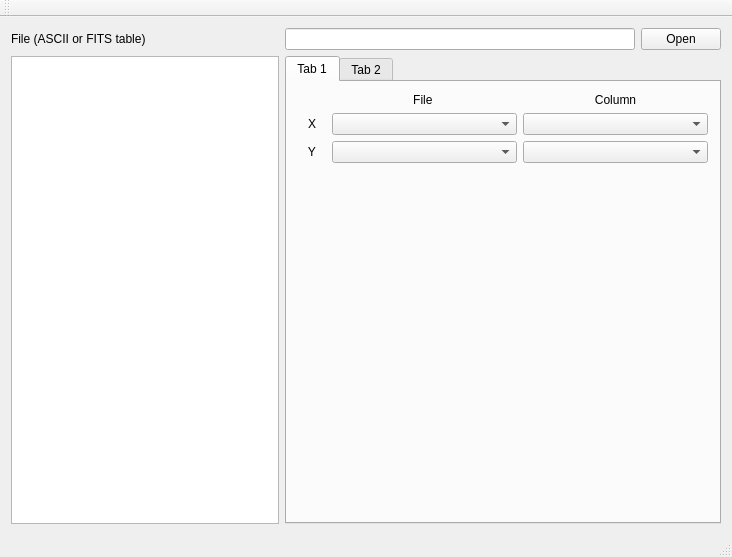
Above: src/plot1d_window.ui from lposti/QPyloT before the change. Below: the same form after it.
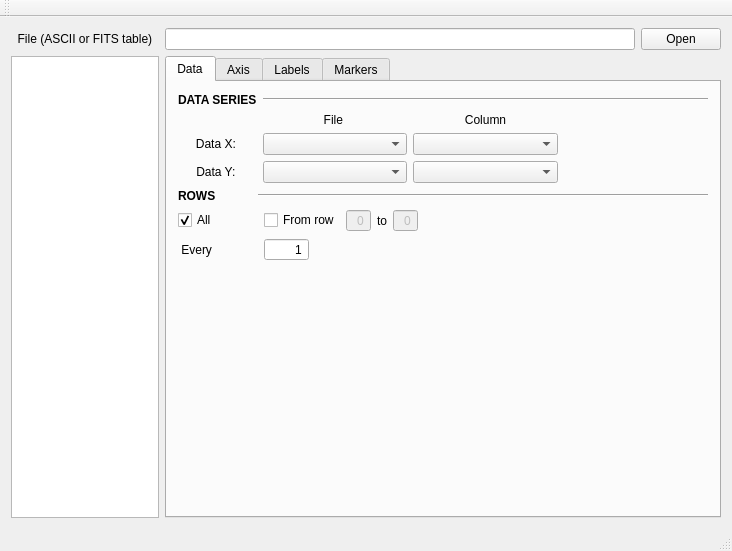
That is the form after the change.

```diff
--- a/src/plot1d_window.ui
+++ b/src/plot1d_window.ui
@@ -7,7 +7,7 @@
     <x>0</x>
     <y>0</y>
     <width>732</width>
-    <height>557</height>
+    <height>551</height>
    </rect>
   </property>
   <property name="windowTitle">
@@ -17,27 +17,34 @@
    <layout class="QHBoxLayout" name="horizontalLayout">
     <item>
      <layout class="QGridLayout" name="gridLayout_4">
-      <item row="1" column="0">
-       <widget class="QListWidget" name="listWidget"/>
+      <item row="1" column="1">
+       <widget class="QListWidget" name="listWidget">
+        <property name="sizePolicy">
+         <sizepolicy hsizetype="Ignored" vsizetype="Expanding">
+          <horstretch>0</horstretch>
+          <verstretch>0</verstretch>
+         </sizepolicy>
+        </property>
+       </widget>
       </item>
-      <item row="0" column="1">
+      <item row="0" column="2">
        <widget class="QLineEdit" name="File_lineEdit"/>
       </item>
-      <item row="0" column="0">
+      <item row="0" column="1">
        <widget class="QLabel" name="File_label">
         <property name="text">
-         <string>File (ASCII or FITS table)</string>
+         <string>  File (ASCII or FITS table)  </string>
         </property>
        </widget>
       </item>
-      <item row="0" column="2">
+      <item row="0" column="3">
        <widget class="QPushButton" name="File_pushButton">
         <property name="text">
          <string>Open</string>
         </property>
        </widget>
       </item>
-      <item row="1" column="1" colspan="2">
+      <item row="1" column="2" colspan="2">
        <widget class="QTabWidget" name="tabWidget">
         <property name="autoFillBackground">
          <bool>false</bool>
@@ -51,20 +58,43 @@
         <property name="currentIndex">
          <number>0</number>
         </property>
-        <widget class="QWidget" name="tab">
+        <widget class="QWidget" name="Data_tab">
          <attribute name="title">
-          <string>Tab 1</string>
+          <string>Data</string>
          </attribute>
          <layout class="QVBoxLayout" name="verticalLayout_2">
           <item>
            <layout class="QGridLayout" name="gridLayout_5">
             <item row="1" column="1">
-             <widget class="QComboBox" name="comboBox"/>
+             <widget class="QLabel" name="label_15">
+              <property name="sizePolicy">
+               <sizepolicy hsizetype="Preferred" vsizetype="Preferred">
+                <horstretch>0</horstretch>
+                <verstretch>0</verstretch>
+               </sizepolicy>
+              </property>
+              <property name="text">
+               <string>File </string>
+              </property>
+              <property name="alignment">
+               <set>Qt::AlignCenter</set>
+              </property>
+             </widget>
             </item>
-            <item row="1" column="0">
+            <item row="2" column="1">
+             <widget class="QComboBox" name="X_file_comboBox">
+              <property name="sizePolicy">
+               <sizepolicy hsizetype="MinimumExpanding" vsizetype="Fixed">
+                <horstretch>0</horstretch>
+                <verstretch>0</verstretch>
+               </sizepolicy>
+              </property>
+             </widget>
+            </item>
+            <item row="2" column="0">
              <widget class="QLabel" name="label_13">
               <property name="sizePolicy">
-               <sizepolicy hsizetype="Maximum" vsizetype="Preferred">
+               <sizepolicy hsizetype="Preferred" vsizetype="Preferred">
                 <horstretch>0</horstretch>
                 <verstretch>0</verstretch>
                </sizepolicy>
@@ -73,43 +103,54 @@
                <enum>QFrame::NoFrame</enum>
               </property>
               <property name="text">
-               <string>   X   </string>
+               <string>Data X: </string>
               </property>
               <property name="alignment">
                <set>Qt::AlignCenter</set>
               </property>
              </widget>
             </item>
-            <item row="2" column="1">
-             <widget class="QComboBox" name="comboBox_3"/>
+            <item row="3" column="1">
+             <widget class="QComboBox" name="Y_file_comboBox">
+              <property name="sizePolicy">
+               <sizepolicy hsizetype="MinimumExpanding" vsizetype="Fixed">
+                <horstretch>0</horstretch>
+                <verstretch>0</verstretch>
+               </sizepolicy>
+              </property>
+             </widget>
             </item>
-            <item row="1" column="2">
-             <widget class="QComboBox" name="comboBox_2"/>
+            <item row="2" column="2">
+             <widget class="QComboBox" name="X_col_comboBox">
+              <property name="sizePolicy">
+               <sizepolicy hsizetype="MinimumExpanding" vsizetype="Fixed">
+                <horstretch>0</horstretch>
+                <verstretch>0</verstretch>
+               </sizepolicy>
+              </property>
+             </widget>
             </item>
-            <item row="2" column="0">
+            <item row="3" column="0">
              <widget class="QLabel" name="label_14">
               <property name="text">
-               <string>   Y   </string>
+               <string>Data Y: </string>
+              </property>
+              <property name="alignment">
+               <set>Qt::AlignCenter</set>
               </property>
              </widget>
             </item>
-            <item row="0" column="1">
-             <widget class="QLabel" name="label_15">
+            <item row="3" column="2">
+             <widget class="QComboBox" name="Y_col_comboBox">
               <property name="sizePolicy">
-               <sizepolicy hsizetype="Preferred" vsizetype="Preferred">
+               <sizepolicy hsizetype="MinimumExpanding" vsizetype="Fixed">
                 <horstretch>0</horstretch>
                 <verstretch>0</verstretch>
                </sizepolicy>
               </property>
-              <property name="text">
-               <string>File </string>
-              </property>
-              <property name="alignment">
-               <set>Qt::AlignCenter</set>
-              </property>
              </widget>
             </item>
-            <item row="0" column="2">
+            <item row="1" column="2">
              <widget class="QLabel" name="label_16">
               <property name="sizePolicy">
                <sizepolicy hsizetype="Ignored" vsizetype="Preferred">
@@ -125,8 +166,172 @@
               </property>
              </widget>
             </item>
-            <item row="2" column="2">
-             <widget class="QComboBox" name="comboBox_4"/>
+            <item row="0" column="0">
+             <widget class="QLabel" name="label_17">
+              <property name="sizePolicy">
+               <sizepolicy hsizetype="Maximum" vsizetype="Preferred">
+                <horstretch>0</horstretch>
+                <verstretch>0</verstretch>
+               </sizepolicy>
+              </property>
+              <property name="font">
+               <font>
+                <weight>75</weight>
+                <bold>true</bold>
+               </font>
+              </property>
+              <property name="text">
+               <string>DATA SERIES</string>
+              </property>
+              <property name="margin">
+               <number>2</number>
+              </property>
+             </widget>
+            </item>
+            <item row="2" column="3">
+             <spacer name="horizontalSpacer_4">
+              <property name="orientation">
+               <enum>Qt::Horizontal</enum>
+              </property>
+              <property name="sizeHint" stdset="0">
+               <size>
+                <width>40</width>
+                <height>20</height>
+               </size>
+              </property>
+             </spacer>
+            </item>
+            <item row="0" column="1" colspan="3">
+             <widget class="Line" name="line">
+              <property name="orientation">
+               <enum>Qt::Horizontal</enum>
+              </property>
+             </widget>
+            </item>
+           </layout>
+          </item>
+          <item>
+           <layout class="QGridLayout" name="gridLayout">
+            <item row="1" column="3">
+             <widget class="QSpinBox" name="Rows_from_spinBox">
+              <property name="enabled">
+               <bool>false</bool>
+              </property>
+              <property name="alignment">
+               <set>Qt::AlignRight|Qt::AlignTrailing|Qt::AlignVCenter</set>
+              </property>
+              <property name="buttonSymbols">
+               <enum>QAbstractSpinBox::NoButtons</enum>
+              </property>
+             </widget>
+            </item>
+            <item row="1" column="0">
+             <widget class="QCheckBox" name="Rows_all_checkBox">
+              <property name="text">
+               <string>All</string>
+              </property>
+              <property name="checked">
+               <bool>true</bool>
+              </property>
+              <property name="autoExclusive">
+               <bool>true</bool>
+              </property>
+             </widget>
+            </item>
+            <item row="1" column="4">
+             <widget class="QLabel" name="label_20">
+              <property name="text">
+               <string>to</string>
+              </property>
+             </widget>
+            </item>
+            <item row="0" column="0">
+             <widget class="QLabel" name="label_18">
+              <property name="sizePolicy">
+               <sizepolicy hsizetype="Maximum" vsizetype="Preferred">
+                <horstretch>0</horstretch>
+                <verstretch>0</verstretch>
+               </sizepolicy>
+              </property>
+              <property name="font">
+               <font>
+                <weight>75</weight>
+                <bold>true</bold>
+               </font>
+              </property>
+              <property name="text">
+               <string>ROWS           </string>
+              </property>
+              <property name="margin">
+               <number>2</number>
+              </property>
+             </widget>
+            </item>
+            <item row="2" column="6">
+             <spacer name="horizontalSpacer">
+              <property name="orientation">
+               <enum>Qt::Horizontal</enum>
+              </property>
+              <property name="sizeHint" stdset="0">
+               <size>
+                <width>40</width>
+                <height>20</height>
+               </size>
+              </property>
+             </spacer>
+            </item>
+            <item row="1" column="2">
+             <widget class="QCheckBox" name="Rows_from_checkBox">
+              <property name="text">
+               <string>From row</string>
+              </property>
+              <property name="autoExclusive">
+               <bool>true</bool>
+              </property>
+             </widget>
+            </item>
+            <item row="1" column="5">
+             <widget class="QSpinBox" name="Rows_to_spinBox">
+              <property name="enabled">
+               <bool>false</bool>
+              </property>
+              <property name="alignment">
+               <set>Qt::AlignRight|Qt::AlignTrailing|Qt::AlignVCenter</set>
+              </property>
+              <property name="buttonSymbols">
+               <enum>QAbstractSpinBox::NoButtons</enum>
+              </property>
+             </widget>
+            </item>
+            <item row="0" column="1" colspan="6">
+             <widget class="Line" name="line_4">
+              <property name="orientation">
+               <enum>Qt::Horizontal</enum>
+              </property>
+             </widget>
+            </item>
+            <item row="2" column="0">
+             <widget class="QLabel" name="label_19">
+              <property name="text">
+               <string> Every</string>
+              </property>
+             </widget>
+            </item>
+            <item row="2" column="2" alignment="Qt::AlignLeft">
+             <widget class="QSpinBox" name="Rows_every_spinBox">
+              <property name="alignment">
+               <set>Qt::AlignRight|Qt::AlignTrailing|Qt::AlignVCenter</set>
+              </property>
+              <property name="buttonSymbols">
+               <enum>QAbstractSpinBox::NoButtons</enum>
+              </property>
+              <property name="maximum">
+               <number>10000</number>
+              </property>
+              <property name="value">
+               <number>1</number>
+              </property>
+             </widget>
             </item>
            </layout>
           </item>
@@ -145,9 +350,139 @@
           </item>
          </layout>
         </widget>
+        <widget class="QWidget" name="tab">
+         <attribute name="title">
+          <string>Axis</string>
+         </attribute>
+         <layout class="QVBoxLayout" name="verticalLayout_3">
+          <item>
+           <layout class="QGridLayout" name="gridLayout_2">
+            <item row="2" column="0" alignment="Qt::AlignRight">
+             <widget class="QCheckBox" name="Xrange_checkBox">
+              <property name="text">
+               <string>X Range:</string>
+              </property>
+             </widget>
+            </item>
+            <item row="3" column="0" alignment="Qt::AlignHCenter">
+             <widget class="QCheckBox" name="Yrange_checkBox">
+              <property name="text">
+               <string>Y Range:</string>
+              </property>
+             </widget>
+            </item>
+            <item row="2" column="3">
+             <widget class="QLineEdit" name="Xrange_to_lineEdit">
+              <property name="enabled">
+               <bool>false</bool>
+              </property>
+             </widget>
+            </item>
+            <item row="2" column="4">
+             <spacer name="horizontalSpacer_2">
+              <property name="orientation">
+               <enum>Qt::Horizontal</enum>
+              </property>
+              <property name="sizeHint" stdset="0">
+               <size>
+                <width>40</width>
+                <height>20</height>
+               </size>
+              </property>
+             </spacer>
+            </item>
+            <item row="1" column="1" colspan="4">
+             <widget class="Line" name="line_5">
+              <property name="orientation">
+               <enum>Qt::Horizontal</enum>
+              </property>
+             </widget>
+            </item>
+            <item row="3" column="2">
+             <widget class="QLabel" name="label_23">
+              <property name="text">
+               <string>  :  </string>
+              </property>
+             </widget>
+            </item>
+            <item row="3" column="3">
+             <widget class="QLineEdit" name="Yrange_to_lineEdit">
+              <property name="enabled">
+               <bool>false</bool>
+              </property>
+             </widget>
+            </item>
+            <item row="2" column="2">
+             <widget class="QLabel" name="label_22">
+              <property name="text">
+               <string>  :  </string>
+              </property>
+             </widget>
+            </item>
+            <item row="3" column="1">
+             <widget class="QLineEdit" name="Yrange_from_lineEdit">
+              <property name="enabled">
+               <bool>false</bool>
+              </property>
+             </widget>
+            </item>
+            <item row="2" column="1">
+             <widget class="QLineEdit" name="Xrange_from_lineEdit">
+              <property name="enabled">
+               <bool>false</bool>
+              </property>
+             </widget>
+            </item>
+            <item row="1" column="0">
+             <widget class="QLabel" name="label_21">
+              <property name="font">
+               <font>
+                <weight>75</weight>
+                <bold>true</bold>
+               </font>
+              </property>
+              <property name="text">
+               <string>AXIS RANGE</string>
+              </property>
+              <property name="margin">
+               <number>2</number>
+              </property>
+             </widget>
+            </item>
+           </layout>
+          </item>
+          <item>
+           <widget class="QCheckBox" name="LogX_checkBox">
+            <property name="text">
+             <string>Logaritmic X axis</string>
+            </property>
+           </widget>
+          </item>
+          <item>
+           <widget class="QCheckBox" name="LogY_checkBox">
+            <property name="text">
+             <string>Logaritmic Y axis</string>
+            </property>
+           </widget>
+          </item>
+          <item>
+           <spacer name="verticalSpacer_2">
+            <property name="orientation">
+             <enum>Qt::Vertical</enum>
+            </property>
+            <property name="sizeHint" stdset="0">
+             <size>
+              <width>20</width>
+              <height>40</height>
+             </size>
+            </property>
+           </spacer>
+          </item>
+         </layout>
+        </widget>
         <widget class="QWidget" name="Label_tab">
          <attribute name="title">
-          <string>Tab 2</string>
+          <string>Labels</string>
          </attribute>
          <layout class="QVBoxLayout" name="verticalLayout">
           <item>
@@ -240,9 +575,18 @@
             </item>
             <item row="0" column="0">
              <widget class="QLabel" name="Labelslabel">
+              <property name="font">
+               <font>
+                <weight>75</weight>
+                <bold>true</bold>
+               </font>
+              </property>
               <property name="text">
                <string>LABELS</string>
               </property>
+              <property name="margin">
+               <number>2</number>
+              </property>
              </widget>
             </item>
             <item row="3" column="1">
@@ -446,9 +790,18 @@
             </item>
             <item row="0" column="0">
              <widget class="QLabel" name="label_3">
+              <property name="font">
+               <font>
+                <weight>75</weight>
+                <bold>true</bold>
+               </font>
+              </property>
               <property name="text">
                <string>TICS      </string>
               </property>
+              <property name="margin">
+               <number>2</number>
+              </property>
              </widget>
             </item>
             <item row="2" column="3">
@@ -524,8 +877,26 @@
             </item>
            </layout>
           </item>
+          <item>
+           <spacer name="verticalSpacer_3">
+            <property name="orientation">
+             <enum>Qt::Vertical</enum>
+            </property>
+            <property name="sizeHint" stdset="0">
+             <size>
+              <width>20</width>
+              <height>40</height>
+             </size>
+            </property>
+           </spacer>
+          </item>
          </layout>
         </widget>
+        <widget class="QWidget" name="tab_2">
+         <attribute name="title">
+          <string>Markers</string>
+         </attribute>
+        </widget>
        </widget>
       </item>
      </layout>
```
